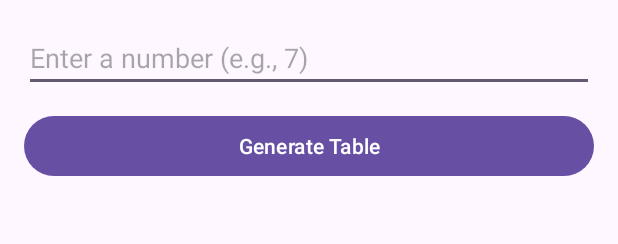
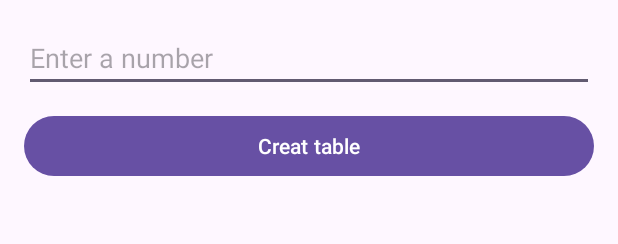
Before and after one commit to Ginageegee/Midterm_regina_slonimsky, an Android app: the layout activity_main.xml on its own in the app's theme, with its tools: preview values and no code run, on a phone screen of 412 x 824 dp. Shown: the top 244 px of the screen. Run offline under Robolectric (Android 15) with nearby library versions, the phone set to English and light mode, and no system bars.

Commit message:
lable changes

```diff
--- a/app/src/main/res/layout/activity_main.xml
+++ b/app/src/main/res/layout/activity_main.xml
@@ -11,13 +11,13 @@
         android:layout_width="match_parent"
         android:layout_height="wrap_content"
         android:inputType="number"
-        android:hint="Enter a number (e.g., 7)" />
+        android:hint="Enter a number" />
 
     <Button
         android:id="@+id/btnGenerate"
         android:layout_width="match_parent"
         android:layout_height="wrap_content"
-        android:text="Generate Table"
+        android:text="Creat table"
         android:layout_marginTop="12dp" />
 
     <ListView
```
